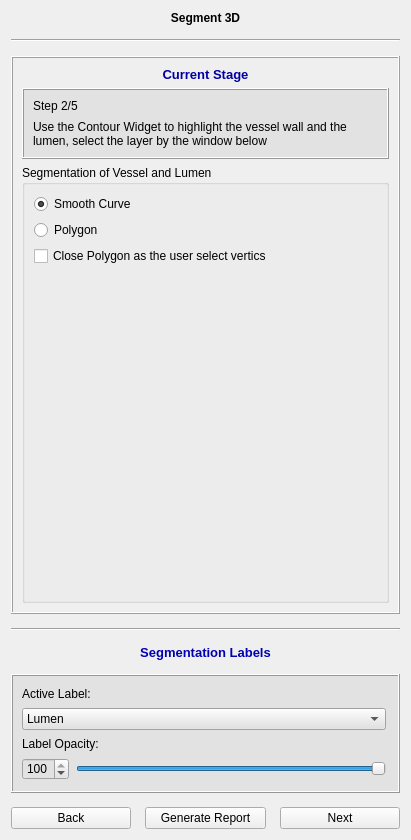
This is codes/Module/ModuleWidget.ui in wuzhuobin/PlaqueQuant as Qt 5 draws it before an edit. The edited form follows.
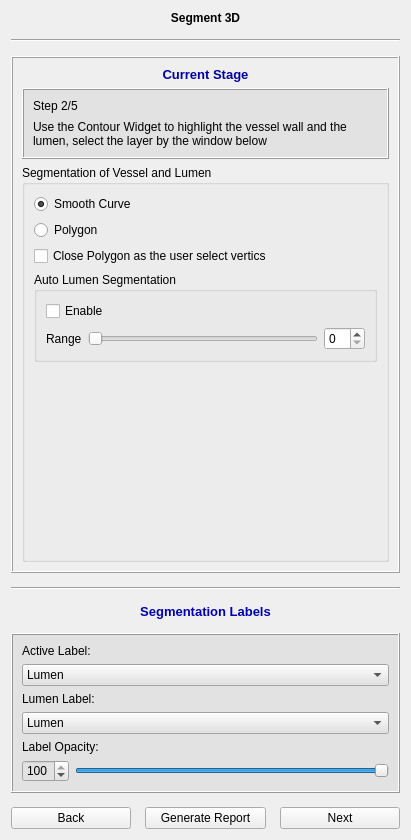
This is the edited form. The open tabs and pages were chosen to show the change. Icons and pictures are not drawn.

Commit message: Contour widget with auto lumen wall segmentation

The edit to the form file:
```diff
--- a/codes/Module/ModuleWidget.ui
+++ b/codes/Module/ModuleWidget.ui
@@ -379,6 +379,43 @@
             </property>
            </widget>
           </item>
+          <item>
+           <widget class="QGroupBox" name="groupBox_6">
+            <property name="title">
+             <string>Auto Lumen Segmentation </string>
+            </property>
+            <layout class="QVBoxLayout" name="verticalLayout_20">
+             <item>
+              <widget class="QCheckBox" name="autoLumenSegmentationCheckBox">
+               <property name="text">
+                <string>Enable</string>
+               </property>
+              </widget>
+             </item>
+             <item>
+              <layout class="QHBoxLayout" name="horizontalLayout_7">
+               <item>
+                <widget class="QLabel" name="label_12">
+                 <property name="text">
+                  <string>Range</string>
+                 </property>
+                </widget>
+               </item>
+               <item>
+                <widget class="QSlider" name="autoLumenSegmentationHorizontalSlider">
+                 <property name="orientation">
+                  <enum>Qt::Horizontal</enum>
+                 </property>
+                </widget>
+               </item>
+               <item>
+                <widget class="QSpinBox" name="autoLumenSegmentationSpinBox"/>
+               </item>
+              </layout>
+             </item>
+            </layout>
+           </widget>
+          </item>
           <item>
            <spacer name="verticalSpacer_3">
             <property name="orientation">
@@ -1071,20 +1108,8 @@
       <enum>QFrame::Raised</enum>
      </property>
      <layout class="QVBoxLayout" name="verticalLayout_9">
-      <property name="spacing">
-       <number>7</number>
-      </property>
-      <property name="topMargin">
-       <number>11</number>
-      </property>
-      <property name="rightMargin">
-       <number>12</number>
-      </property>
-      <property name="bottomMargin">
-       <number>11</number>
-      </property>
       <item>
-       <widget class="QLabel" name="label_12">
+       <widget class="QLabel" name="label_31">
         <property name="font">
          <font>
           <family>Arial</family>
@@ -1164,6 +1189,42 @@
         </item>
        </widget>
       </item>
+      <item>
+       <widget class="QLabel" name="lumenLabel">
+        <property name="font">
+         <font>
+          <family>Arial</family>
+         </font>
+        </property>
+        <property name="text">
+         <string>Lumen Label:</string>
+        </property>
+       </widget>
+      </item>
+      <item>
+       <widget class="QComboBox" name="lumenComboBox">
+        <property name="font">
+         <font>
+          <family>Arial</family>
+         </font>
+        </property>
+        <property name="iconSize">
+         <size>
+          <width>13</width>
+          <height>13</height>
+         </size>
+        </property>
+        <item>
+         <property name="text">
+          <string>Lumen</string>
+         </property>
+         <property name="icon">
+          <iconset resource="../../resources/Project.qrc">
+           <normaloff>:/icons/redbox.png</normaloff>:/icons/redbox.png</iconset>
+         </property>
+        </item>
+       </widget>
+      </item>
       <item>
        <layout class="QHBoxLayout" name="horizontalLayout_5">
         <property name="topMargin">
```
Left out of the diff: 12 changed lines with no effect on the pictures. The commit also changes 12 other files.
